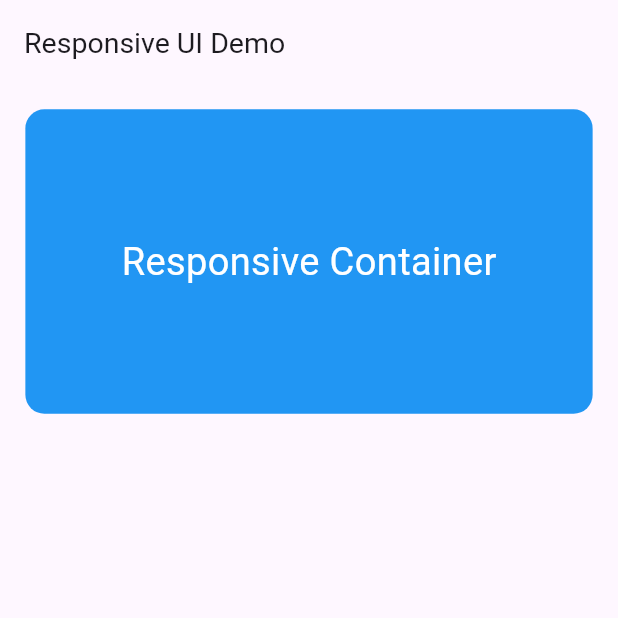
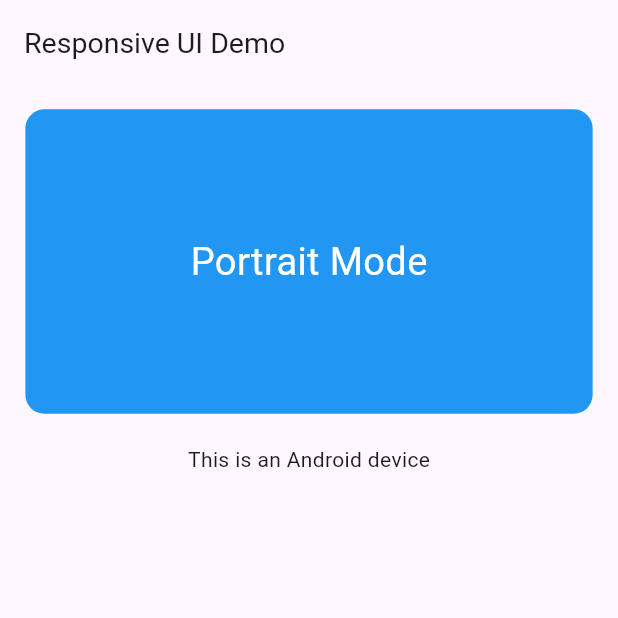
Before and after one commit to samandarsharifjonov/my_responsive_ui, a Flutter app: the screen it shows after launch, on a phone screen of 412 x 824 dp, the top half of it. Run offline on Flutter 3.47's test engine with Material 3 defaults, Android fonts, the phone set to English and light mode, and no system bars.

Commit message:
Support for screen size adaptation on both iOS and Android platforms.

```diff
--- a/example/lib/main.dart
+++ b/example/lib/main.dart
@@ -19,9 +19,9 @@ class MyApp extends StatelessWidget {
     // Returns the MaterialApp with a responsive layout
     return const MaterialApp(
       home: ResponsiveInitializer(
-        baseHeight: 812,  // Base height for scaling
-        baseWidth: 375,   // Base width for scaling
-        child: HomePage(),  // The home page widget
+        baseHeight: 812, // Base height for scaling
+        baseWidth: 375, // Base width for scaling
+        child: HomePage(), // The home page widget
       ),
     );
   }
@@ -37,36 +37,48 @@ class HomePage extends StatelessWidget {
 
   @override
   Widget build(BuildContext context) {
-    // Builds the main UI layout for the home page
     return Scaffold(
       appBar: AppBar(
         title: Text('Responsive UI Demo', style: TextStyle(fontSize: 18.sp)),
         // Text style scales the font size based on screen size using .sp
       ),
       body: Padding(
-        padding: EdgeInsets.all(16.r),  // Responsive padding with .r scaling
+        padding: EdgeInsets.all(16.r), // Responsive padding with .r scaling
         child: Column(
           children: [
             // A responsive container with scaled height and width
             Container(
-              height: 200.h,  // Scaled height using .h
-              width: double.infinity,  // Takes full width
+              height: isPortrait(context) ? 200.h : 150.h,
+              // Height changes based on orientation
+              width: double.infinity,
+              // Takes full width
               decoration: BoxDecoration(
                 color: Colors.blue,
-                borderRadius: BorderRadius.circular(12.r),  // Scaled border radius with .r
+                borderRadius:
+                    BorderRadius.circular(12.r), // Scaled border radius with .r
               ),
               child: Center(
                 child: Text(
-                  'Responsive Container',
+                  isPortrait(context) ? 'Portrait Mode' : 'Landscape Mode',
                   style: TextStyle(
-                    fontSize: 24.sp,  // Scaled font size using .sp
-                    color: Colors.white,
-                  ),
+                      fontSize: 24.sp, // Scaled font size using .sp
+                      color: Colors.white),
                 ),
               ),
             ),
-            vs(20),  // Vertical spacing using .h scaling
-            // Additional widgets can be added here...
+            vs(20), // Vertical spacing using .h scaling
+
+            Center(
+              child: Text(
+                // Using ternary operator to check platform
+                // isIOS(context) and isAndroid(context) functions are used to detect device platform
+                isIOS(context)
+                    ? 'This is an iOS device' // If iOS
+                    : isAndroid(context) // If not iOS, check if Android
+                        ? 'This is an Android device' // If Android
+                        : 'Unknown Platform', // If neither iOS nor Android
+              ),
+            ),
           ],
         ),
       ),
--- a/lib/my_responsive_ui.dart
+++ b/lib/my_responsive_ui.dart
@@ -1,4 +1,17 @@
+import 'package:flutter/widgets.dart';
 import 'package:flutter/material.dart';
+
+/// Returns `true` if the device is in portrait mode.
+bool isPortrait(BuildContext context) => MediaQuery.of(context).orientation == Orientation.portrait;
+
+/// Returns `true` if the device is in landscape mode.
+bool isLandscape(BuildContext context) => MediaQuery.of(context).orientation == Orientation.landscape;
+
+/// Returns `true` if the platform is iOS.
+bool isIOS(BuildContext context) => Theme.of(context).platform == TargetPlatform.iOS;
+
+/// Returns `true` if the platform is Android.
+bool isAndroid(BuildContext context) => Theme.of(context).platform == TargetPlatform.android;
 
 /// A utility class for responsive design.
 ///
@@ -81,16 +94,16 @@ extension ExtSize on num {
 /// This widget uses the [height] property of [ResponsiveUtil] to scale the vertical
 /// space based on the current screen size.
 Widget verticalSp(double height) => SizedBox(
-      height: height.h.clamp(0.0, double.infinity),
-    );
+  height: height.h.clamp(0.0, double.infinity),
+);
 
 /// A widget that provides horizontal spacing with responsive width scaling.
 ///
 /// This widget uses the [width] property of [ResponsiveUtil] to scale the horizontal
 /// space based on the current screen size.
 Widget horizontalSp(double width) => SizedBox(
-      width: width.w.clamp(0.0, double.infinity),
-    );
+  width: width.w.clamp(0.0, double.infinity),
+);
 
 /// Alias for [verticalSp] to simplify vertical spacing usage.
 Widget vs(double height) => verticalSp(height);
@@ -123,7 +136,7 @@ class ResponsiveInitializer extends StatefulWidget {
     required this.child,
     super.key,
   }) : assert(baseHeight > 0 && baseWidth > 0,
-            'Base dimensions must be positive');
+  'Base dimensions must be positive');
 
   @override
   State<ResponsiveInitializer> createState() => _ResponsiveInitializerState();
--- a/pubspec.yaml
+++ b/pubspec.yaml
@@ -1,6 +1,6 @@
 name: my_responsive_ui
 description: A Flutter package for creating responsive UIs with easy to use extensions and utilities.
-version: 1.0.2+1
+version: 1.0.3+1
 homepage: https://github.com/samandarsharifjonov/my_responsive_ui
 
 environment:
```
Also changed, not shown: example/pubspec.lock, 2 other files.
